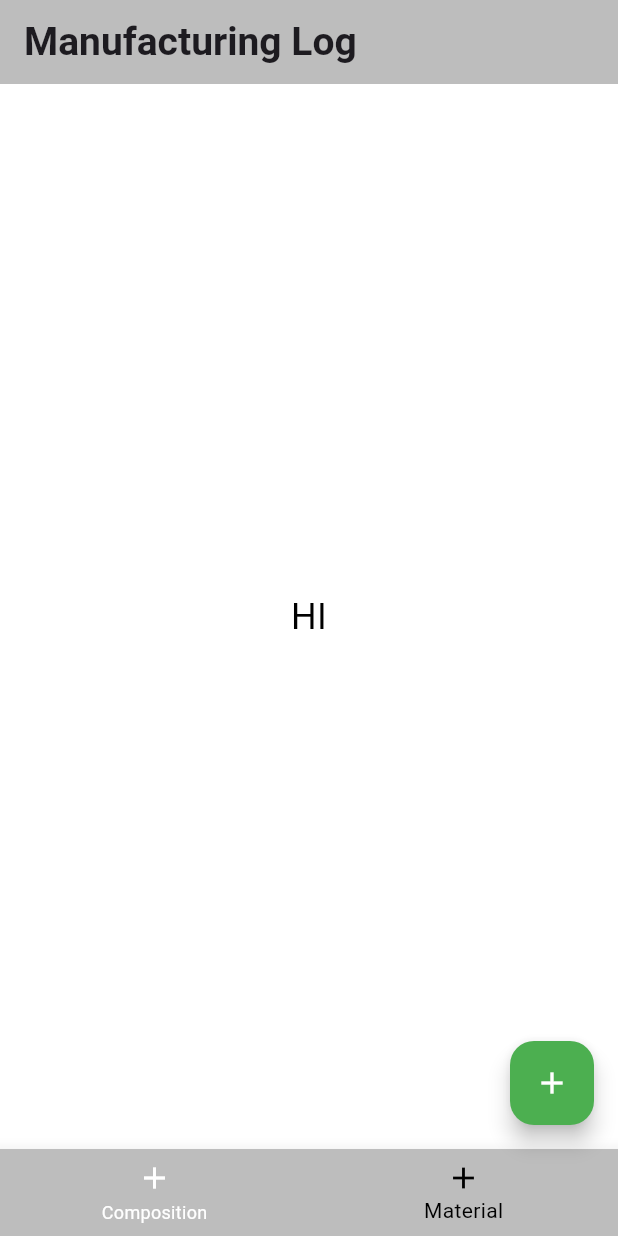
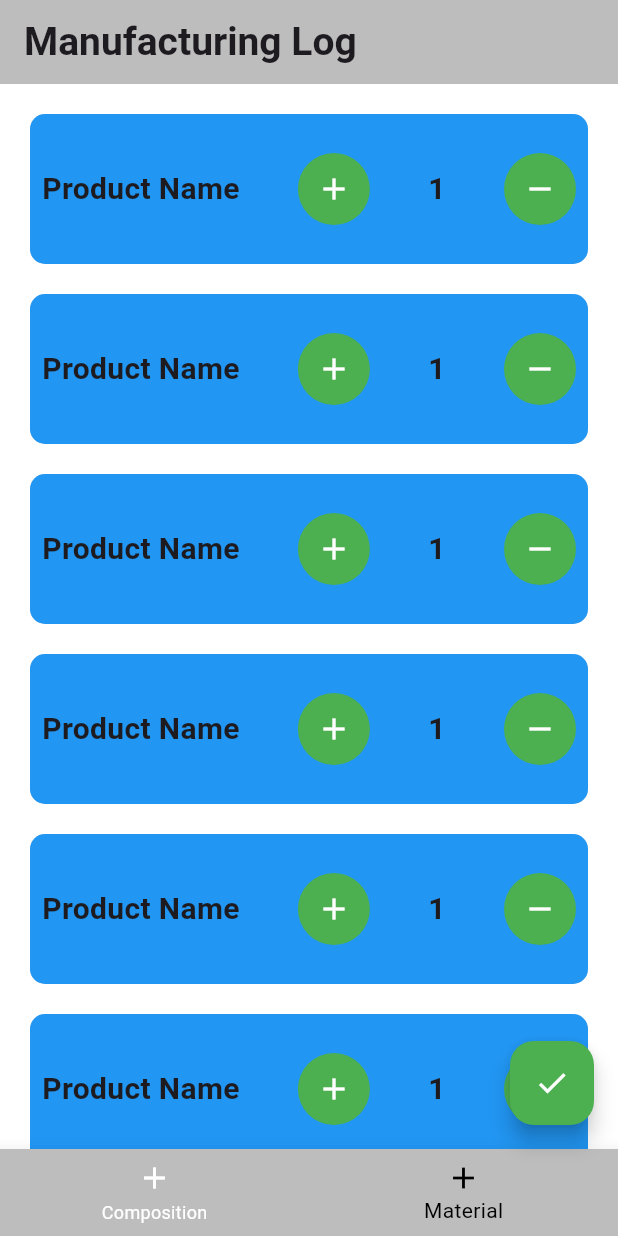
Before and after one commit to Datrix001/Raw-Material-Management-System, a Flutter app: the screen it shows after launch, item 2 of the bottom bar chosen, on a phone screen of 412 x 824 dp. Run offline on Flutter 3.47's test engine with Material 3 defaults, Android fonts, the phone set to English and light mode, and no system bars; our stand-ins replace flutter_slidable, google_fonts; Roboto replaces fonts that are missing (Ubuntu).

Commit message:
Created manfacturing log

```diff
--- /dev/null
+++ b/lib/presentation/components/Custom_icon.dart
@@ -0,0 +1,23 @@
+import 'package:flutter/material.dart';
+
+class CustomIcon extends StatelessWidget {
+
+  final VoidCallback onPressed;
+  final Icon icon;
+  final Color backgroundColor;
+  final Color color;
+  const CustomIcon({super.key, required this.onPressed, required this.icon, required this.color, required this.backgroundColor});
+
+  @override
+  Widget build(BuildContext context) {
+    return Container(
+      decoration: BoxDecoration(
+        shape: BoxShape.circle,
+        color: backgroundColor
+      ),
+      child: IconButton(
+        color: color,
+        onPressed: onPressed, icon: icon),
+    );
+  }
+}
--- a/lib/presentation/pages/home.dart
+++ b/lib/presentation/pages/home.dart
@@ -24,7 +24,6 @@ class _HomePageState extends State<HomePage> {
   final List<String> titles = ["Raw Composition Layer","Manufacturing Log"];
   @override
   Widget build(BuildContext context) {
-
     return Scaffold(
       appBar: AppBar(
         title: Text(titles[currentIndex], style: CustomFonts.title),
@@ -32,11 +31,16 @@ class _HomePageState extends State<HomePage> {
       floatingActionButton: FloatingActionButton(
 
         onPressed: () {
+          if(currentIndex==0){
           showDialog(context: context,builder:(context){
             return DialogBox();
-          });
+          });}else{
+
+          }
         },
-        child: Icon(Icons.add),
+        child: currentIndex==0 ?
+        Icon(Icons.add):Icon(Icons.check)
+
       ),
       bottomNavigationBar: BottomNavigationBar(
         currentIndex: currentIndex,
--- a/lib/presentation/pages/material.dart
+++ b/lib/presentation/pages/material.dart
@@ -1,17 +1,50 @@
 import 'package:flutter/material.dart';
+import 'package:rmms/presentation/components/Custom_icon.dart';
+import 'package:rmms/presentation/utils/fonts.dart';
 
 class MaterialLayer extends StatelessWidget {
   const MaterialLayer({super.key});
 
   @override
   Widget build(BuildContext context) {
-    return Container(
-      color: Colors.white, // Set a background if needed
-      alignment: Alignment.center, // Align content to center
-      child: Text(
-        "HI",
-        style: TextStyle(fontSize: 24, color: Colors.black), // Visible text
-      ),
+    return ListView.builder(
+      itemCount: 6,
+      itemBuilder: (context, index) {
+        return Padding(
+          padding: const EdgeInsets.only(top: 20, left: 20, right: 20),
+          child: Container(
+            height: 100,
+            decoration: BoxDecoration(
+              color: Colors.blue,
+              borderRadius: BorderRadius.circular(10),
+              boxShadow: const [BoxShadow(color: Colors.black12)],
+            ),
+            child: Padding(
+              padding: const EdgeInsets.all(8.0),
+              child: Row(
+                mainAxisAlignment: MainAxisAlignment.spaceBetween,
+                children: [
+                  Text("Product Name", style: CustomFonts.body1Black),
+                  // Spacer(),
+                  CustomIcon(
+                    onPressed: () {},
+                    icon: Icon(Icons.add),
+                    color: Colors.white,
+                    backgroundColor: Colors.green,
+                  ),
+                  Text("1", style: CustomFonts.body1Black),
+                  CustomIcon(
+                    onPressed: () {},
+                    icon: Icon(Icons.remove),
+                    color: Colors.white,
+                    backgroundColor: Colors.green,
+                  ),
+                ],
+              ),
+            ),
+          ),
+        );
+      },
     );
   }
 }
--- a/lib/presentation/utils/fonts.dart
+++ b/lib/presentation/utils/fonts.dart
@@ -21,4 +21,9 @@ class CustomFonts {
     fontWeight: FontWeight.w600,
     // color:Colors.white
   );
+  static TextStyle body1Black = GoogleFonts.ubuntu(
+    fontSize: 20,
+    fontWeight: FontWeight.w600,
+
+  );
 }
```
